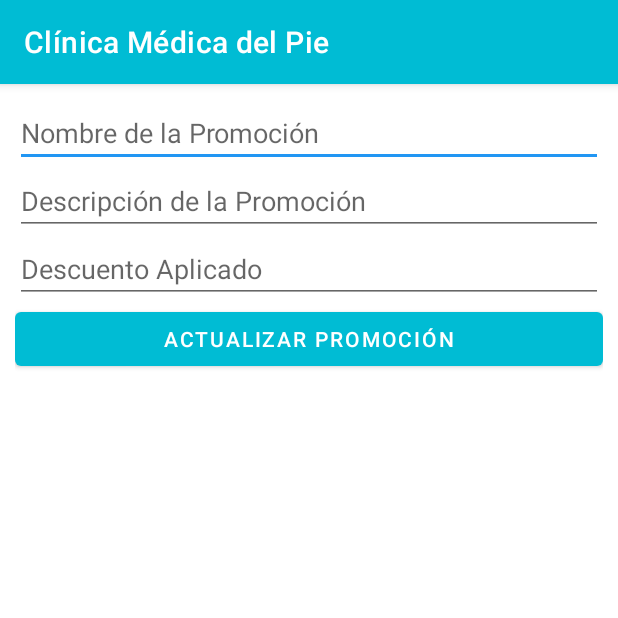
After one commit to anagaby2196/Proyecto_Final_App_Clinica, an Android app: the fragment UpdatePromocionFragment shown on its own in the app's theme, on a phone screen of 412 x 824 dp, the top half of it. The commit adds this screen. Run offline under Robolectric (Android 15) with nearby library versions, the phone set to English and light mode, and no system bars; our stand-ins replace Room's generated code; 4 statements that could not run were skipped.

Commit message:
Se agregó la funcionalidad de modificar las promociones

```diff
--- /dev/null
+++ b/app/src/main/java/com/clinica_medica/ui/promocion/UpdatePromocionFragment.kt
@@ -0,0 +1,61 @@
+package com.clinica_medica.ui.promocion
+
+import android.os.Bundle
+import androidx.fragment.app.Fragment
+import android.view.LayoutInflater
+import android.view.View
+import android.view.ViewGroup
+import android.widget.Toast
+import androidx.lifecycle.ViewModelProvider
+import androidx.navigation.fragment.findNavController
+import androidx.navigation.fragment.navArgs
+import com.clinica_medica.R
+import com.clinica_medica.databinding.FragmentUpdatePromocionBinding
+import com.clinica_medica.model.Promocion
+import com.clinica_medica.ui.promocion.UpdatePromocionFragmentArgs
+import com.clinica_medica.viewmodel.PromocionViewModel
+
+class UpdatePromocionFragment : Fragment() {
+
+    private val args by navArgs<UpdatePromocionFragmentArgs>()
+
+    private lateinit var promocionViewModel: PromocionViewModel
+    private var _binding: FragmentUpdatePromocionBinding? = null
+    private val binding get() = _binding!!
+
+    override fun onCreateView(
+        inflater: LayoutInflater, container: ViewGroup?,
+        savedInstanceState: Bundle?
+    ): View {
+        promocionViewModel = ViewModelProvider(this)[PromocionViewModel::class.java]
+        _binding = FragmentUpdatePromocionBinding.inflate(inflater, container, false)
+
+        binding.etNombrePromocion.setText(args.promocion.nombrePromocion)
+        binding.etDescripcionPromocion.setText(args.promocion.descripcion)
+        binding.etDescuento.setText(args.promocion.descuento.toString())
+
+        binding.btActualizarPromocion.setOnClickListener { updatePromocion() }
+
+        return binding.root
+    }
+
+    private fun updatePromocion() {
+        val nombrePromocion=binding.etNombrePromocion.text.toString()
+        val descripcionPromocion=binding.etDescripcionPromocion.text.toString()
+        val descuento=binding.etDescuento.text.toString()
+
+        if(nombrePromocion.isNotEmpty()) {
+            val promocion = Promocion(args.promocion.id,nombrePromocion,descripcionPromocion,descuento.toInt())
+            promocionViewModel.updatePromocion(promocion)
+            Toast.makeText(requireContext(),getString(R.string.promocionUpdated), Toast.LENGTH_SHORT).show()
+            findNavController().navigate(R.id.action_updatePromocionFragment_to_nav_promocion)
+        } else {
+            Toast.makeText(requireContext(),getString(R.string.failPromocion), Toast.LENGTH_SHORT).show()
+        }
+    }
+
+    override fun onDestroyView() {
+        super.onDestroyView()
+        _binding = null
+    }
+}
--- a/app/src/main/java/com/clinica_medica/ui/servicio/UpdateServicioFragment.kt
+++ b/app/src/main/java/com/clinica_medica/ui/servicio/UpdateServicioFragment.kt
@@ -33,7 +33,6 @@ class UpdateServicioFragment : Fragment() {
         binding.etDescripcionServicio.setText(args.servicio.descripcion)
         binding.etCosto.setText(args.servicio.costo.toString())
 
-
         binding.btActualizarServicio.setOnClickListener { updateServicio() }
 
         return binding.root
--- /dev/null
+++ b/app/src/main/res/layout/fragment_update_promocion.xml
@@ -0,0 +1,54 @@
+<?xml version="1.0" encoding="utf-8"?>
+<androidx.constraintlayout.widget.ConstraintLayout xmlns:android="http://schemas.android.com/apk/res/android"
+    xmlns:app="http://schemas.android.com/apk/res-auto"
+    xmlns:tools="http://schemas.android.com/tools"
+    android:layout_width="match_parent"
+    android:layout_height="match_parent"
+    tools:context=".ui.promocion.UpdatePromocionFragment" >
+
+    <ScrollView
+        android:layout_width="match_parent"
+        android:layout_height="match_parent"
+        app:layout_constraintBottom_toBottomOf="parent"
+        app:layout_constraintEnd_toEndOf="parent"
+        app:layout_constraintStart_toStartOf="parent"
+        app:layout_constraintTop_toTopOf="parent">
+
+        <LinearLayout
+            android:layout_width="match_parent"
+            android:layout_height="wrap_content"
+            android:padding="10dp"
+            android:orientation="vertical" >
+
+            <EditText
+                android:id="@+id/etNombrePromocion"
+                android:layout_width="match_parent"
+                android:layout_height="wrap_content"
+                android:ems="10"
+                android:hint="@string/msg_nombrePromocion"
+                android:inputType="textPersonName" />
+
+            <EditText
+                android:id="@+id/etDescripcionPromocion"
+                android:layout_width="match_parent"
+                android:layout_height="wrap_content"
+                android:ems="10"
+                android:hint="@string/msg_descripcionPromocion"
+                android:inputType="textPersonName" />
+
+            <EditText
+                android:id="@+id/etDescuento"
+                android:layout_width="match_parent"
+                android:layout_height="wrap_content"
+                android:ems="10"
+                android:hint="@string/msg_descuento"
+                android:inputType="textPersonName" />
+
+            <Button
+                android:id="@+id/btActualizarPromocion"
+                android:layout_width="match_parent"
+                android:layout_height="wrap_content"
+                android:text="@string/bt_actualizarPromocion" />
+        </LinearLayout>
+    </ScrollView>
+</androidx.constraintlayout.widget.ConstraintLayout>
--- a/app/src/main/res/values/strings.xml
+++ b/app/src/main/res/values/strings.xml
@@ -30,16 +30,20 @@
     <string name="bt_actualizarServicio">Actualizar servicio</string>
     <string name="servicioAdded">Servicio agregado</string>
     <string name="noDataServicio">Fallo agregando servicio. Faltan datos.</string>
+    <string name="servicioUpdated">Servicio actualizado</string>
+    <string name="failServicio">Fallo actualizando</string>
 
     <!--    Valores para agregar una promoción-->
     <string name="msg_nombrePromocion">Nombre de la Promoción</string>
     <string name="msg_descripcionPromocion">Descripción de la Promoción</string>
     <string name="msg_descuento">Descuento Aplicado</string>
     <string name="bt_agregarPromocion">Agregar nueva promoción</string>
+    <string name="bt_actualizarPromocion">Actualizar promoción</string>
     <string name="promocionAdded">Promoción agregada</string>
     <string name="noDataPromocion">Fallo agregando promoción. Faltan datos.</string>
-    <string name="servicioUpdated">Servicio actualizado</string>
-    <string name="failServicio">Fallo actualizando</string>
+    <string name="promocionUpdated">Promoción actualizada</string>
+    <string name="failPromocion">Fallo actualizando</string>
+
 
 
 </resources>
```
Also changed, not shown: app/src/main/java/com/clinica_medica/adapter/PromocionAdapter.kt (+5 -6 lines), app/src/main/res/navigation/mobile_navigation.xml (+15 -0 lines).
